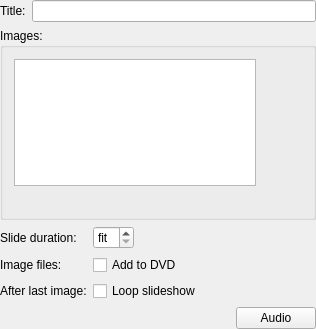
Old version of the form plugins/slideshow/slideshowproperties.ui in the repository google-code-export/kmediafactory.
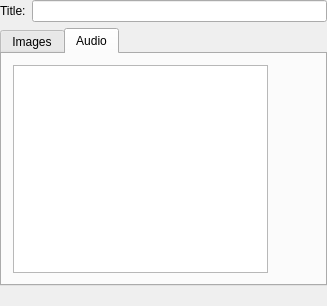
New version of the form. The open tabs and pages were chosen to show the change. Custom widgets are drawn as their Qt base class.

Commit message:
Reduce number of dialogs: - place audio dialog as a tab within slideshow dialog - add chapters dialog as a tab within video dialog
TODO:
- make video audio language selector a combobox in video dialog
- add subtitle dialog to video dialog?

The edit to the form file:
```diff
--- a/plugins/slideshow/slideshowproperties.ui
+++ b/plugins/slideshow/slideshowproperties.ui
@@ -6,18 +6,18 @@
    <rect>
     <x>0</x>
     <y>0</y>
-    <width>316</width>
-    <height>329</height>
+    <width>327</width>
+    <height>306</height>
    </rect>
   </property>
   <property name="windowTitle">
    <string>Slideshow properties</string>
   </property>
-  <layout class="QGridLayout" name="gridLayout_2">
+  <layout class="QVBoxLayout" name="verticalLayout">
    <property name="margin">
     <number>0</number>
    </property>
-   <item row="0" column="0" colspan="2">
+   <item>
     <layout class="QFormLayout" name="formLayout">
      <item row="0" column="0">
       <widget class="QLabel" name="label">
@@ -34,11 +34,15 @@
      </item>
     </layout>
    </item>
-   <item row="1" column="0" colspan="2">
-    <widget class="QGroupBox" name="groupBox">
-     <property name="title">
-      <string>Images:</string>
+   <item>
+    <widget class="QTabWidget" name="tabWidget">
+     <property name="currentIndex">
+      <number>0</number>
      </property>
+     <widget class="QWidget" name="tab">
+      <attribute name="title">
+       <string>Images</string>
+      </attribute>
      <layout class="QGridLayout" name="gridLayout">
       <item row="0" column="0">
        <widget class="QTreeView" name="slideListView">
@@ -48,6 +52,9 @@
           <verstretch>0</verstretch>
          </sizepolicy>
         </property>
+         <property name="alternatingRowColors">
+          <bool>true</bool>
+         </property>
         <property name="rootIsDecorated">
          <bool>false</bool>
         </property>
@@ -78,7 +85,7 @@
        </widget>
       </item>
       <item row="0" column="1">
-       <layout class="QVBoxLayout">
+        <layout class="QVBoxLayout" name="_2">
         <property name="spacing">
          <number>6</number>
         </property>
@@ -168,19 +175,6 @@
        </layout>
       </item>
       <item row="1" column="0" colspan="2">
-       <widget class="QLabel" name="infoLabel">
-        <property name="text">
-         <string/>
-        </property>
-        <property name="wordWrap">
-         <bool>false</bool>
-        </property>
-       </widget>
-      </item>
-     </layout>
-    </widget>
-   </item>
-   <item row="2" column="0" colspan="2">
     <layout class="QFormLayout" name="formLayout_3">
      <property name="fieldGrowthPolicy">
       <enum>QFormLayout::ExpandingFieldsGrow</enum>
@@ -194,7 +188,7 @@
         </sizepolicy>
        </property>
        <property name="text">
-        <string>Slide duration:</string>
+            <string>Image duration:</string>
        </property>
        <property name="wordWrap">
         <bool>false</bool>
@@ -280,23 +274,124 @@
      </item>
     </layout>
    </item>
-   <item row="3" column="0">
-    <spacer name="horizontalSpacer">
-     <property name="orientation">
-      <enum>Qt::Horizontal</enum>
-     </property>
-     <property name="sizeHint" stdset="0">
-      <size>
-       <width>227</width>
-       <height>20</height>
-      </size>
-     </property>
-    </spacer>
-   </item>
-   <item row="3" column="1">
-    <widget class="KPushButton" name="audioButton">
-     <property name="text">
+      </layout>
+     </widget>
+     <widget class="QWidget" name="tab_2">
+      <attribute name="title">
       <string>Audio</string>
+      </attribute>
+      <layout class="QHBoxLayout" name="horizontalLayout_2">
+       <item>
+        <widget class="QListView" name="audioListView">
+         <property name="sizePolicy">
+          <sizepolicy hsizetype="Expanding" vsizetype="Preferred">
+           <horstretch>0</horstretch>
+           <verstretch>0</verstretch>
+          </sizepolicy>
+         </property>
+         <property name="alternatingRowColors">
+          <bool>true</bool>
+         </property>
+        </widget>
+       </item>
+       <item>
+        <layout class="QVBoxLayout" name="_3">
+         <property name="spacing">
+          <number>6</number>
+         </property>
+         <property name="margin">
+          <number>0</number>
+         </property>
+         <item>
+          <widget class="KPushButton" name="addAudioButton">
+           <property name="toolTip">
+            <string>Add (Alt+ Insert)</string>
+           </property>
+           <property name="text">
+            <string/>
+           </property>
+           <property name="shortcut">
+            <string>Alt+Ins</string>
+           </property>
+           <property name="flat">
+            <bool>true</bool>
+           </property>
+          </widget>
+         </item>
+         <item>
+          <widget class="KPushButton" name="removeAudioButton">
+           <property name="toolTip">
+            <string>Remove (Alt + Delete)</string>
+           </property>
+           <property name="text">
+            <string/>
+           </property>
+           <property name="shortcut">
+            <string>Alt+Del</string>
+           </property>
+           <property name="flat">
+            <bool>true</bool>
+           </property>
+          </widget>
+         </item>
+         <item>
+          <spacer>
+           <property name="orientation">
+            <enum>Qt::Vertical</enum>
+           </property>
+           <property name="sizeType">
+            <enum>QSizePolicy::Expanding</enum>
+           </property>
+           <property name="sizeHint" stdset="0">
+            <size>
+             <width>20</width>
+             <height>40</height>
+            </size>
+           </property>
+          </spacer>
+         </item>
+         <item>
+          <widget class="KPushButton" name="upAudioButton">
+           <property name="toolTip">
+            <string>Move up (Alt + Up)</string>
+           </property>
+           <property name="text">
+            <string/>
+           </property>
+           <property name="shortcut">
+            <string>Alt+Up</string>
+           </property>
+           <property name="flat">
+            <bool>true</bool>
+           </property>
+          </widget>
+         </item>
+         <item>
+          <widget class="KPushButton" name="downAudioButton">
+           <property name="toolTip">
+            <string>Move down (Alt + Down)</string>
+           </property>
+           <property name="text">
+            <string/>
+           </property>
+           <property name="shortcut">
+            <string>Alt+Down</string>
+           </property>
+           <property name="flat">
+            <bool>true</bool>
+           </property>
+          </widget>
+         </item>
+        </layout>
+       </item>
+      </layout>
+     </widget>
+    </widget>
+   </item>
+   <item>
+    <widget class="QLabel" name="infoLabel">
+     <property name="text">
+      <string/>
      </property>
     </widget>
    </item>
```
Left out of the diff: 6 changed lines with no effect on the pictures. Lines whose indentation alone changed are shown as unchanged. The commit also changes 8 other files.
